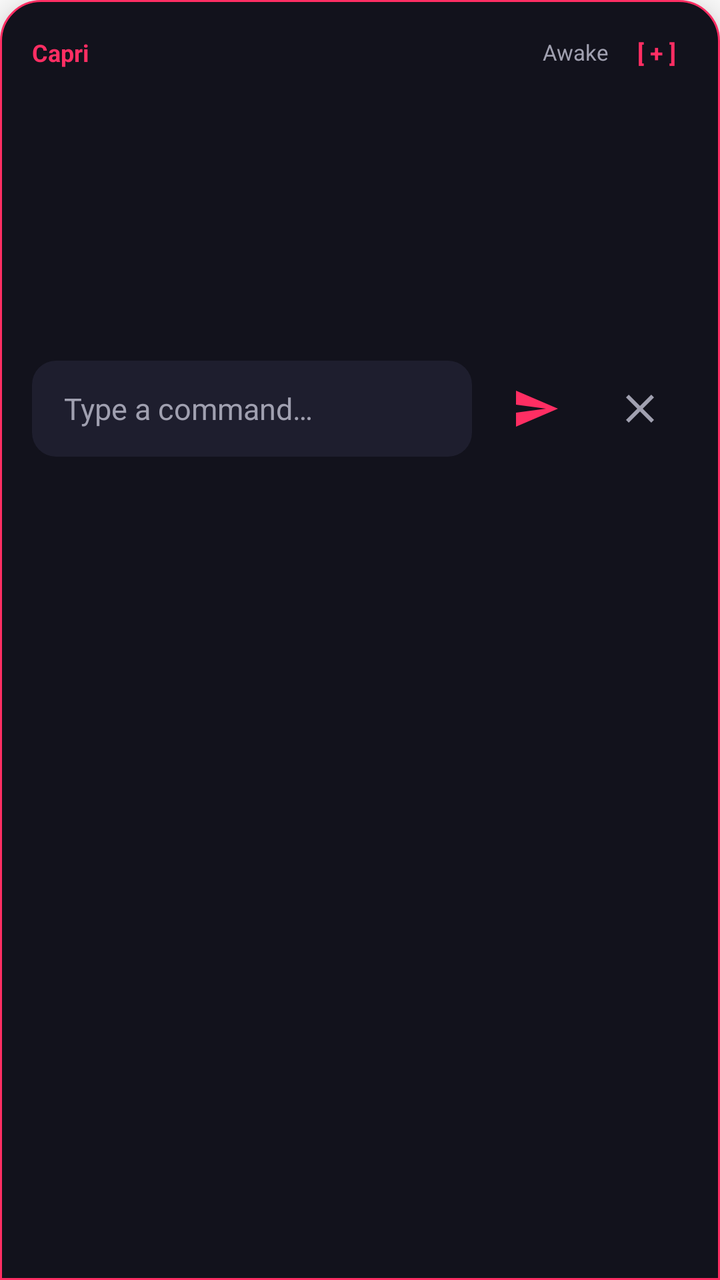
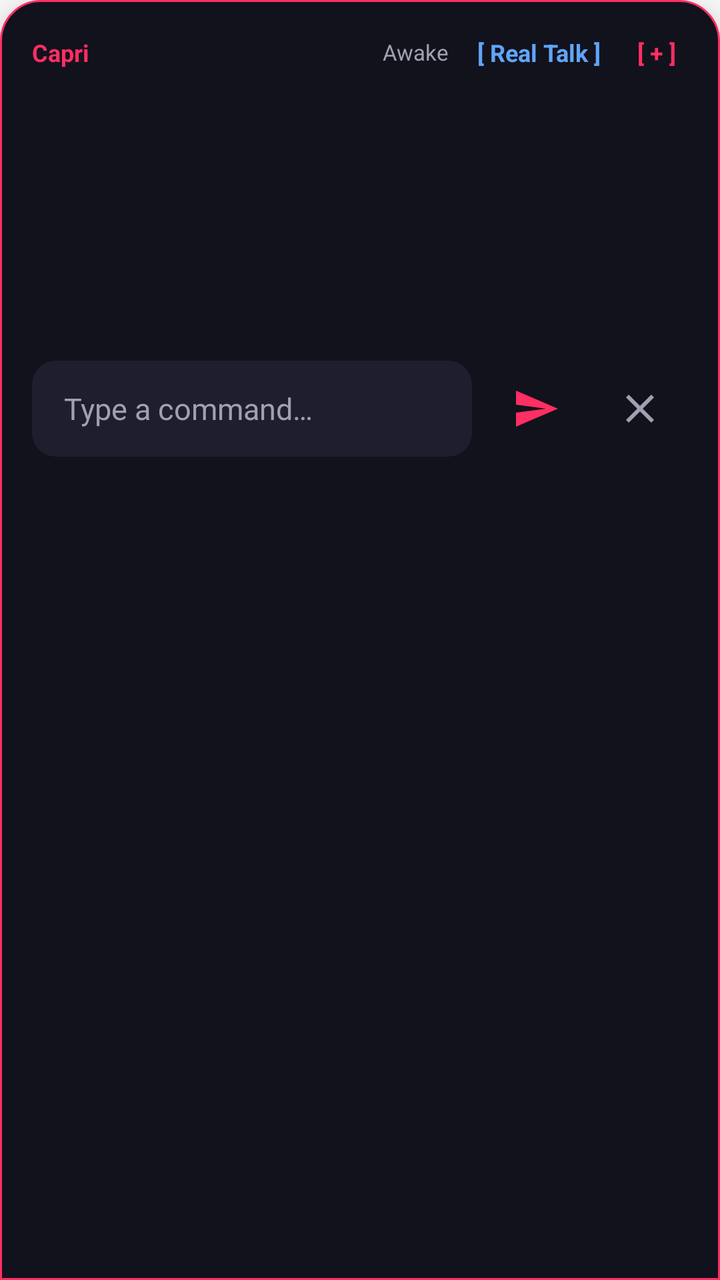

Two renders of the same Android screen: before a commit and after it. Below are the layout's source before the change and the commit's diff.
<!-- AndroidManifest.xml: application theme Theme.Capri -->
<!-- res/layout/chat_expanded.xml -->
<?xml version="1.0" encoding="utf-8"?>
<LinearLayout xmlns:android="http://schemas.android.com/apk/res/android"
    xmlns:app="http://schemas.android.com/apk/res-auto"
    android:id="@+id/chat_root"
    android:layout_width="match_parent"
    android:layout_height="wrap_content"
    android:layout_marginStart="16dp"
    android:layout_marginEnd="16dp"
    android:layout_marginBottom="32dp"
    android:background="@drawable/bg_chat_window"
    android:elevation="12dp"
    android:orientation="vertical"
    android:padding="16dp">

    <RelativeLayout
        android:layout_width="match_parent"
        android:layout_height="wrap_content"
        android:layout_marginBottom="8dp">

        <TextView
            android:layout_width="wrap_content"
            android:layout_height="wrap_content"
            android:layout_alignParentStart="true"
            android:layout_centerVertical="true"
            android:text="@string/app_name"
            android:textColor="@color/accent_red_pink"
            android:textSize="12sp"
            android:textStyle="bold" />

        <LinearLayout
            android:layout_width="wrap_content"
            android:layout_height="wrap_content"
            android:layout_alignParentEnd="true"
            android:layout_centerVertical="true"
            android:gravity="center_vertical"
            android:orientation="horizontal">

            <TextView
                android:id="@+id/status_indicator"
                android:layout_width="wrap_content"
                android:layout_height="wrap_content"
                android:layout_marginEnd="8dp"
                android:text="@string/status_awake"
                android:textColor="@color/text_secondary"
                android:textSize="11sp" />

            <TextView
                android:id="@+id/btn_expand"
                android:layout_width="wrap_content"
                android:layout_height="wrap_content"
                android:background="?android:attr/selectableItemBackground"
                android:paddingStart="6dp"
                android:paddingEnd="6dp"
                android:paddingTop="2dp"
                android:paddingBottom="2dp"
                android:text="[ + ]"
                android:textColor="@color/accent_red_pink"
                android:textSize="12sp"
                android:textStyle="bold" />
        </LinearLayout>
    </RelativeLayout>

    <ScrollView
        android:id="@+id/chat_scroll"
        android:layout_width="match_parent"
        android:layout_height="120dp"
        android:layout_marginBottom="8dp"
        android:fillViewport="true">

        <LinearLayout
            android:id="@+id/chat_history_container"
            android:layout_width="match_parent"
            android:layout_height="wrap_content"
            android:orientation="vertical">

        </LinearLayout>
    </ScrollView>

    <LinearLayout
        android:id="@+id/thinking_container"
        android:layout_width="wrap_content"
        android:layout_height="wrap_content"
        android:layout_gravity="center_horizontal"
        android:layout_marginTop="4dp"
        android:layout_marginBottom="4dp"
        android:gravity="center_vertical"
        android:orientation="horizontal"
        android:visibility="gone">

        <ProgressBar
            android:id="@+id/thinking"
            android:layout_width="28dp"
            android:layout_height="28dp"
            android:indeterminateTint="@color/accent_red_pink" />

        <TextView
            android:id="@+id/thinking_text"
            android:layout_width="wrap_content"
            android:layout_height="wrap_content"
            android:layout_marginStart="8dp"
            android:textColor="@color/text_secondary"
            android:textSize="13sp" />
    </LinearLayout>

    <LinearLayout
        android:layout_width="match_parent"
        android:layout_height="wrap_content"
        android:layout_marginTop="8dp"
        android:gravity="center_vertical"
        android:orientation="horizontal">

        <EditText
            android:id="@+id/input_text"
            android:layout_width="0dp"
            android:layout_height="wrap_content"
            android:layout_weight="1"
            android:background="@drawable/bg_input_field"
            android:hint="@string/type_a_command"
            android:imeOptions="actionSend"
            android:inputType="text"
            android:minHeight="48dp"
            android:paddingStart="16dp"
            android:paddingEnd="16dp"
            android:textColor="@color/text_primary"
            android:textColorHint="@color/text_secondary"
            android:textSize="15sp" />

        <androidx.appcompat.widget.AppCompatImageButton
            android:id="@+id/send"
            android:layout_width="48dp"
            android:layout_height="48dp"
            android:layout_marginStart="8dp"
            android:background="?android:attr/selectableItemBackgroundBorderless"
            android:contentDescription="@string/send"
            app:srcCompat="@drawable/ic_send" />

        <androidx.appcompat.widget.AppCompatImageButton
            android:id="@+id/close"
            android:layout_width="48dp"
            android:layout_height="48dp"
            android:layout_marginStart="4dp"
            android:background="?android:attr/selectableItemBackgroundBorderless"
            android:contentDescription="@string/close"
            app:srcCompat="@drawable/ic_close" />
    </LinearLayout>

</LinearLayout>
<!-- resources referenced by this layout -->
<resources>
  <color name="accent_red_pink">#FF2E63</color>
  <color name="text_primary">#EDEDF2</color>
  <color name="text_secondary">#A0A0B0</color>
  <!-- drawable bg_chat_window (drawable) -->
  <?xml version="1.0" encoding="utf-8"?>
  <shape xmlns:android="http://schemas.android.com/apk/res/android"
      android:shape="rectangle">
      <solid android:color="@color/chat_bg" />
      <corners
          android:topLeftRadius="20dp"
          android:topRightRadius="20dp"
          android:bottomLeftRadius="0dp"
          android:bottomRightRadius="0dp" />
      <stroke
          android:width="1dp"
          android:color="@color/accent_red_pink" />
  </shape>
  <!-- drawable bg_input_field (drawable) -->
  <?xml version="1.0" encoding="utf-8"?>
  <shape xmlns:android="http://schemas.android.com/apk/res/android"
      android:shape="rectangle">
      <solid android:color="@color/input_bg" />
      <corners android:radius="12dp" />
  </shape>
  <!-- drawable ic_close (drawable) -->
  <?xml version="1.0" encoding="utf-8"?>
  <vector xmlns:android="http://schemas.android.com/apk/res/android"
      android:width="24dp"
      android:height="24dp"
      android:viewportWidth="24"
      android:viewportHeight="24">
      <path
          android:fillColor="@color/text_secondary"
          android:pathData="M19,6.41L17.59,5L12,10.59L6.41,5L5,6.41L10.59,12L5,17.59L6.41,19L12,13.41L17.59,19L19,17.59L13.41,12z"/>
  </vector>
  <!-- drawable ic_send (drawable) -->
  <?xml version="1.0" encoding="utf-8"?>
  <vector xmlns:android="http://schemas.android.com/apk/res/android"
      android:width="24dp"
      android:height="24dp"
      android:viewportWidth="24"
      android:viewportHeight="24">
      <path
          android:fillColor="@color/accent_red_pink"
          android:pathData="M2.01,21L23,12L2.01,3L2,10l15,2l-15,2z"/>
  </vector>
  <string name="app_name">Capri</string>
  <string name="close">Close</string>
  <string name="send">Send</string>
  <string name="status_awake">Awake</string>
  <string name="type_a_command">Type a command…</string>
  <style name="Theme.Capri" parent="Theme.MaterialComponents.DayNight.NoActionBar">
          
          <item name="colorPrimary">@color/accent_red_pink</item>
          <item name="colorPrimaryVariant">@color/bubble_bg</item>
          <item name="colorOnPrimary">@color/white</item>
          
          <item name="colorSecondary">@color/accent_red_pink</item>
          <item name="colorSecondaryVariant">@color/accent_red_pink</item>
          <item name="colorOnSecondary">@color/white</item>
          <item name="android:statusBarColor">@color/bubble_bg</item>
      </style>
  <color name="chat_bg">#12121C</color>
  <color name="input_bg">#1E1E2E</color>
  <color name="bubble_bg">#14141F</color>
  <color name="white">#FFFFFFFF</color>
</resources>

<!-- the commit's change to res/layout/chat_expanded.xml (unified diff, before → after) -->
@@ -43,6 +43,21 @@
                 android:text="@string/status_awake"
                 android:textColor="@color/text_secondary"
                 android:textSize="11sp" />
+
+            <TextView
+                android:id="@+id/btn_real_talk"
+                android:layout_width="wrap_content"
+                android:layout_height="wrap_content"
+                android:layout_marginEnd="6dp"
+                android:background="?android:attr/selectableItemBackground"
+                android:paddingStart="6dp"
+                android:paddingEnd="6dp"
+                android:paddingTop="2dp"
+                android:paddingBottom="2dp"
+                android:text="[ Real Talk ]"
+                android:textColor="#60A5FA"
+                android:textSize="12sp"
+                android:textStyle="bold" />
 
             <TextView
                 android:id="@+id/btn_expand"
